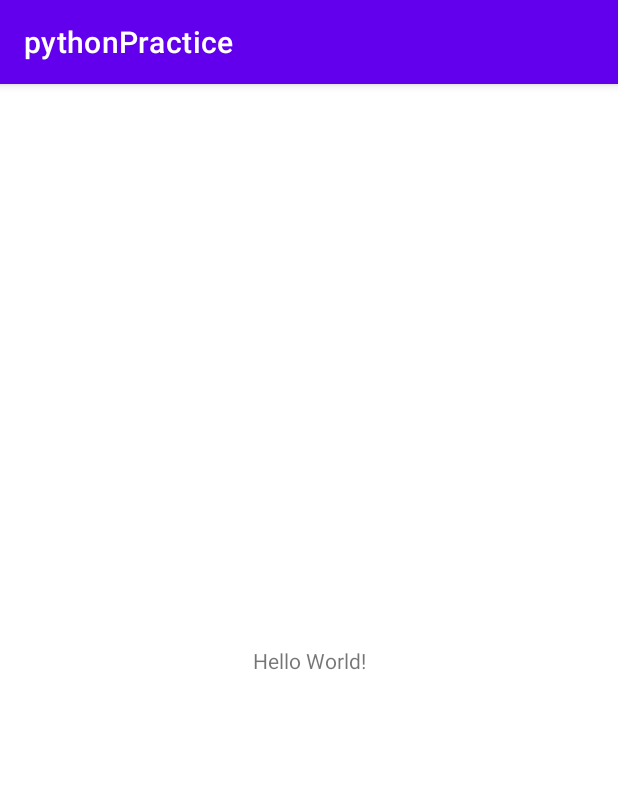
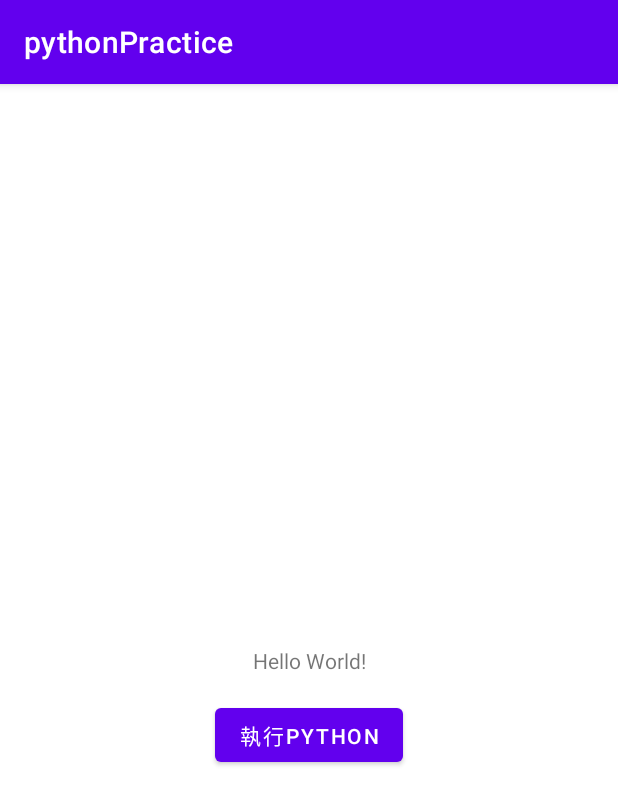
Before and after one commit to Loina7723/pythonPractice, an Android app: the screen it shows after launch (MainActivity), on a phone screen of 412 x 824 dp. Shown: the top 805 px of the screen. Run offline under Robolectric (Android 15) with nearby library versions, the phone set to English and light mode, and no system bars; libraries missing offline, so code that uses them is left out: com.chaquo.python; 3 statements that could not run were skipped.

Commit message:
add button

```diff
--- a/app/src/main/java/com/example/pythonpractice/MainActivity.kt
+++ b/app/src/main/java/com/example/pythonpractice/MainActivity.kt
@@ -2,6 +2,7 @@ package com.example.pythonpractice
 
 import androidx.appcompat.app.AppCompatActivity
 import android.os.Bundle
+import android.widget.Button
 import android.widget.TextView
 import com.chaquo.python.Python
 import com.chaquo.python.android.AndroidPlatform
@@ -19,8 +20,11 @@ class MainActivity : AppCompatActivity() {
 
         pyObj.callAttr("greet", "name")
 
-        val result = pyObj.callAttr("add", 2, 3)
-        findViewById<TextView>(R.id.main_text).text = "Hello ${result.toInt()}"
+        val button: Button = findViewById(R.id.main_button)
+        button.setOnClickListener {
+            val result = pyObj.callAttr("add", 2, 3)
+            findViewById<TextView>(R.id.main_text).text = "Hello ${result.toInt()}"
+        }
     }
 
     fun initPython() {
--- a/app/src/main/res/layout/activity_main.xml
+++ b/app/src/main/res/layout/activity_main.xml
@@ -16,4 +16,14 @@
         app:layout_constraintRight_toRightOf="parent"
         app:layout_constraintTop_toTopOf="parent" />
 
+    <Button
+        android:id="@+id/main_button"
+        android:layout_width="wrap_content"
+        android:layout_height="wrap_content"
+        app:layout_constraintStart_toStartOf="parent"
+        app:layout_constraintEnd_toEndOf="parent"
+        app:layout_constraintTop_toBottomOf="@id/main_text"
+        android:layout_marginTop="16dp"
+        android:text="執行python"/>
+
 </androidx.constraintlayout.widget.ConstraintLayout>
```
